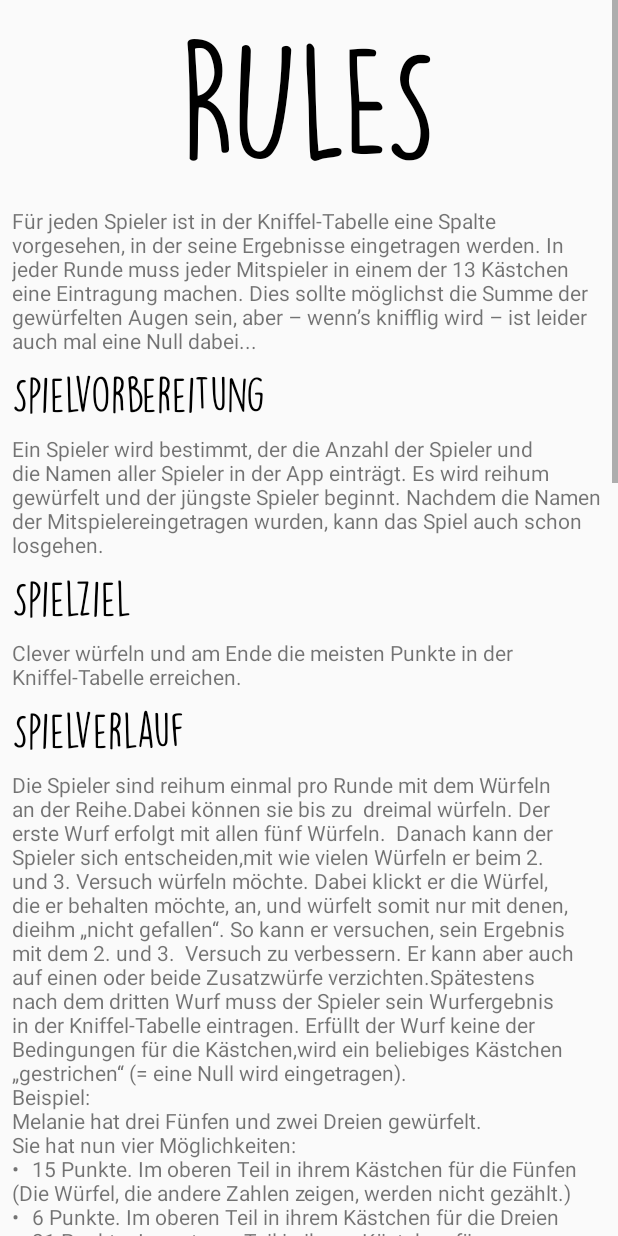
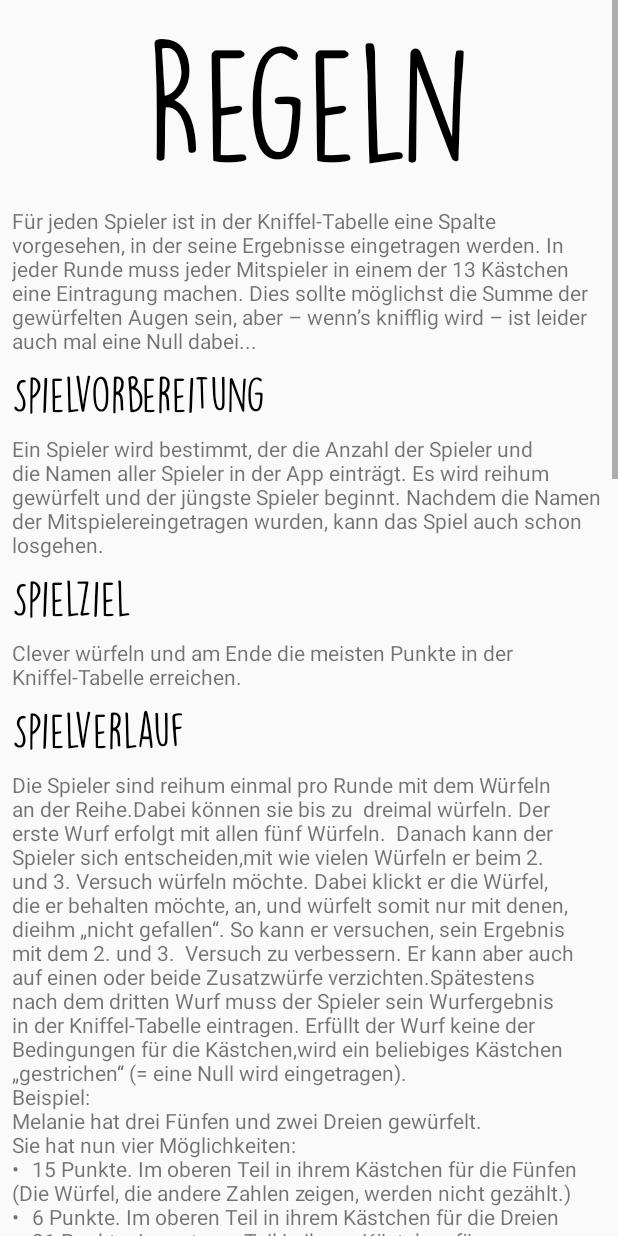
Before and after one commit to UniRegensburg/abschlussprojekte-mobile-apps-fur-android-yahtzee-5, an Android app: the layout rules.xml on its own in the app's theme, with its tools: preview values and no code run, on a phone screen of 412 x 824 dp. Run offline under Robolectric (Android 15) with nearby library versions, the phone set to English and light mode, and no system bars.

Commit message:
Regeln für Kniffel

```diff
--- a/app/src/main/res/values/strings.xml
+++ b/app/src/main/res/values/strings.xml
@@ -42,7 +42,8 @@
     <string name="name">Name</string>
     <string name="text_roll_the_dice">Es würfelt Spieler 1:</string>
     <string name="countdown_rolling_the_dice">x</string>
-    <string name="rules_text">RULES</string>
+
+    //Regeln Layout
     <string name="introduction_text">Für jeden Spieler ist in der Kniffel-Tabelle eine Spalte vorgesehen, in der seine Ergebnisse eingetragen werden. In jeder Runde muss jeder Mitspieler in einem der 13 Kästchen eine Eintragung machen. Dies sollte möglichst die Summe der gewürfelten Augen sein, aber – wenn’s knifflig wird – ist leider auch mal eine Null dabei...</string>
     <string name="getting_ready_to_play_titel">Spielvorbereitung</string>
     <string name="getting_ready_to_play_text">Ein Spieler wird bestimmt, der die Anzahl der Spieler und die Namen aller Spieler in der App einträgt. Es wird reihum gewürfelt und der jüngste Spieler beginnt. Nachdem die Namen der Mitspielereingetragen wurden, kann das Spiel auch schon losgehen.</string>
@@ -62,5 +63,6 @@
     <string name="end_of_the_game_titel">Spielende</string>
     <string name="end_of_the_game_text">Das Spiel endet, sobald das letzte Kästchen beim letzten Spieler ausgefüllt ist. Nun werden alle Punkte automatisch zusammengerechnet. Der Spieler mit den meisten Punkten ist der Sieger.</string>
     <string name="scource_titel">Quelle</string>
-    <string name="scource_text">"Schmidt Spiele GmbH Lahnstr. 21 D-12055 Berlin  1972, Kniffel registered trademark  www.schmidtspiele.de www.schmidtspiele-shop.de  "</string>
+    <string name="scource_text">"Schmidt Spiele GmbH Lahnstr. 21 D-12055 Berlin  1972,\n Kniffel registered trademark \n www.schmidtspiele.de \nwww.schmidtspiele-shop.de"</string>
+    <string name="rules_text">Regeln</string>
 </resources>
```
